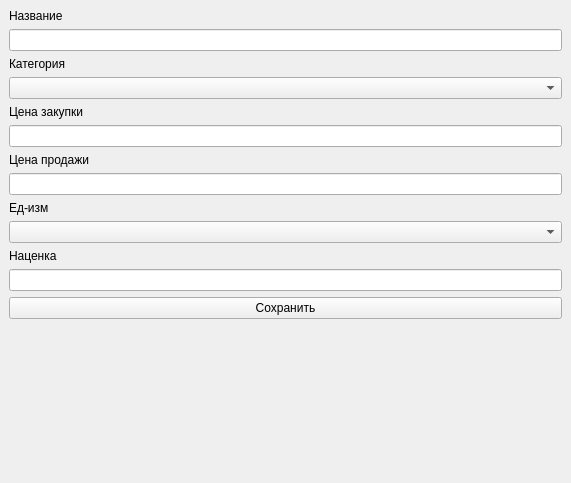
Above: ui/updateproduct.ui from Git-I985/ap before the change. Below: the same form after it.
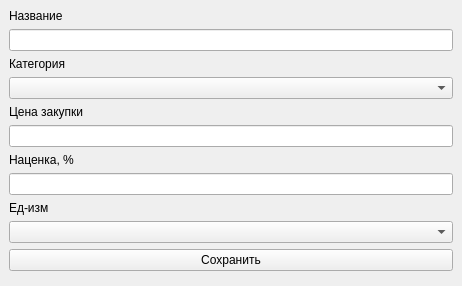
That is the form after the change.

The edit to the form file:
```diff
--- a/ui/updateproduct.ui
+++ b/ui/updateproduct.ui
@@ -6,8 +6,8 @@
    <rect>
     <x>0</x>
     <y>0</y>
-    <width>571</width>
-    <height>483</height>
+    <width>462</width>
+    <height>286</height>
    </rect>
   </property>
   <property name="windowTitle">
@@ -25,7 +25,11 @@
        </widget>
       </item>
       <item>
-       <widget class="QLineEdit" name="lineEdit"/>
+       <widget class="QLineEdit" name="lineEdit">
+        <property name="clearButtonEnabled">
+         <bool>true</bool>
+        </property>
+       </widget>
       </item>
       <item>
        <widget class="QLabel" name="label_2">
@@ -45,17 +49,28 @@
        </widget>
       </item>
       <item>
-       <widget class="QLineEdit" name="lineEdit_2"/>
+       <widget class="QLineEdit" name="lineEdit_2">
+        <property name="clearButtonEnabled">
+         <bool>true</bool>
+        </property>
+       </widget>
       </item>
       <item>
-       <widget class="QLabel" name="label_4">
+       <widget class="QLabel" name="label_6">
         <property name="text">
-         <string>Цена продажи</string>
+         <string>Наценка, %</string>
         </property>
        </widget>
       </item>
       <item>
-       <widget class="QLineEdit" name="lineEdit_3"/>
+       <widget class="QLineEdit" name="lineEdit_4">
+        <property name="text">
+         <string/>
+        </property>
+        <property name="clearButtonEnabled">
+         <bool>true</bool>
+        </property>
+       </widget>
       </item>
       <item>
        <widget class="QLabel" name="label_5">
@@ -67,16 +82,6 @@
       <item>
        <widget class="QComboBox" name="comboBox_2"/>
       </item>
-      <item>
-       <widget class="QLabel" name="label_6">
-        <property name="text">
-         <string>Наценка</string>
-        </property>
-       </widget>
-      </item>
-      <item>
-       <widget class="QLineEdit" name="lineEdit_4"/>
-      </item>
       <item>
        <widget class="QPushButton" name="pushButton">
         <property name="text">
```
